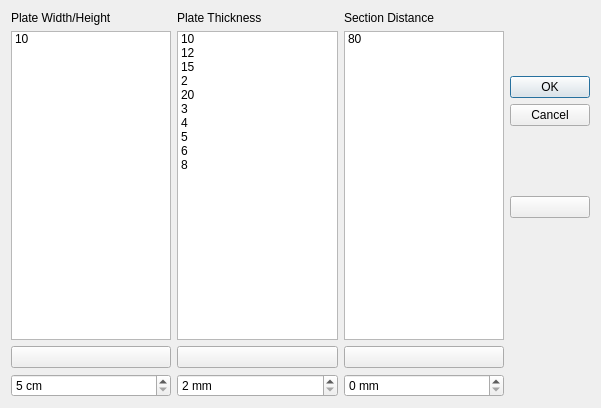
This is applications/section/widgets/multi_section.ui in ebrahimraeyat/civilTools as Qt 5 draws it before an edit. The edited form follows.
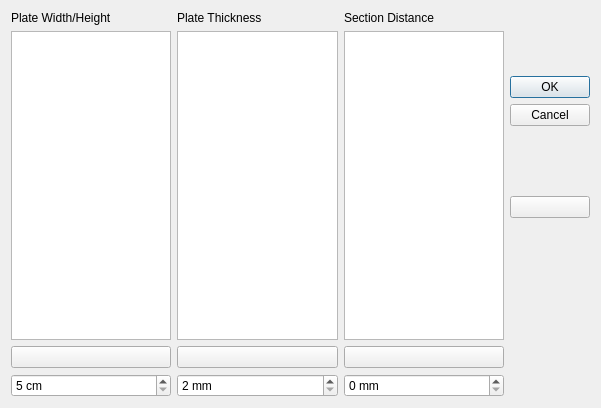
This is the edited form. Icons and pictures are not drawn.

Commit message: SECTION: save and restor values in multi section listwidget

What changed in the file:
```diff
--- a/applications/section/widgets/multi_section.ui
+++ b/applications/section/widgets/multi_section.ui
@@ -34,11 +34,6 @@
        <property name="sortingEnabled">
         <bool>true</bool>
        </property>
-       <item>
-        <property name="text">
-         <string>10</string>
-        </property>
-       </item>
       </widget>
      </item>
      <item>
@@ -84,56 +79,6 @@
        <property name="sortingEnabled">
         <bool>true</bool>
        </property>
-       <item>
-        <property name="text">
-         <string>10</string>
-        </property>
-       </item>
-       <item>
-        <property name="text">
-         <string>12</string>
-        </property>
-       </item>
-       <item>
-        <property name="text">
-         <string>15</string>
-        </property>
-       </item>
-       <item>
-        <property name="text">
-         <string>2</string>
-        </property>
-       </item>
-       <item>
-        <property name="text">
-         <string>20</string>
-        </property>
-       </item>
-       <item>
-        <property name="text">
-         <string>3</string>
-        </property>
-       </item>
-       <item>
-        <property name="text">
-         <string>4</string>
-        </property>
-       </item>
-       <item>
-        <property name="text">
-         <string>5</string>
-        </property>
-       </item>
-       <item>
-        <property name="text">
-         <string>6</string>
-        </property>
-       </item>
-       <item>
-        <property name="text">
-         <string>8</string>
-        </property>
-       </item>
       </widget>
      </item>
      <item>
@@ -179,11 +124,6 @@
        <property name="sortingEnabled">
         <bool>true</bool>
        </property>
-       <item>
-        <property name="text">
-         <string>80</string>
-        </property>
-       </item>
       </widget>
      </item>
      <item>
```
The commit also changes 2 other files.
